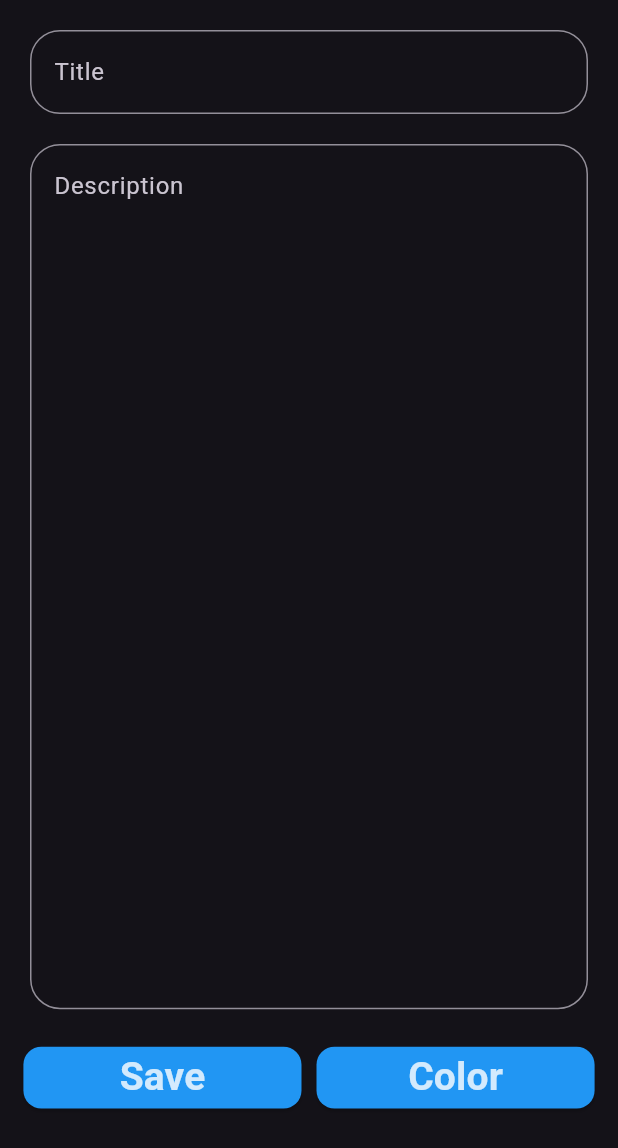
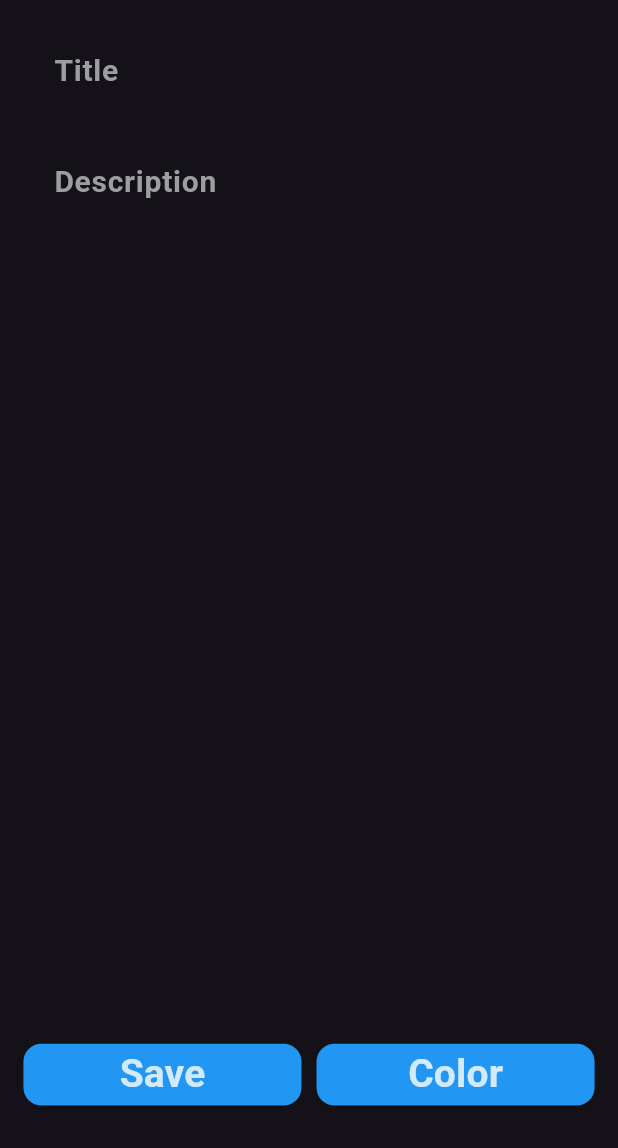
Before and after one commit to abderazak-py/noty_notes, a Flutter app: the screen it shows after launch, after a tap on the "dark mode" icon, after a tap on the "add" icon, on a phone screen of 412 x 824 dp. Shown: the top 1148 px of the screen. Run offline on Flutter 3.47's test engine with Material 3 defaults, Android fonts, the phone set to English and light mode, and no system bars; our stand-ins replace flutter_colorpicker, get, get_storage.

Commit message:
- Update Android app label from "noty_notes" to "Noty Notes" - Update iOS and macOS bundle identifiers from com.example.notyNotes to com.abderazak.notynotes - Refactor note views to use CustomTextField widget - Add language controller and service for localization - Implement LanguageMenu widget for language selection - Load saved language preference on app startup - Add support for multiple languages with fallback locale - Refactor NoteBinding to include LanguageController - Minor UI improvements in AddNoteView and EditNoteView - Add SingleChildScrollView to prevent overflow in note views

```diff
--- a/lib/app/binding/note_binding.dart
+++ b/lib/app/binding/note_binding.dart
@@ -1,15 +1,15 @@
 import 'package:get/get.dart';
+import 'package:noty_notes/app/controllers/language_controller.dart';
 import 'package:noty_notes/app/controllers/note_controller.dart';
 import 'package:noty_notes/app/controllers/theme_controller.dart';
-import 'package:noty_notes/app/services/note_service.dart';
 import 'package:noty_notes/app/services/theme_service.dart';
 
 class NoteBinding extends Bindings {
   @override
   void dependencies() {
-    Get.lazyPut<NoteService>(() => NoteService());
     Get.lazyPut<ThemeService>(() => ThemeService());
     Get.lazyPut<NoteController>(() => NoteController());
     Get.lazyPut<ThemeController>(() => ThemeController());
+    Get.lazyPut<LanguageController>(() => LanguageController());
   }
 }
--- a/lib/app/routes/app_pages.dart
+++ b/lib/app/routes/app_pages.dart
@@ -7,7 +7,11 @@ import 'package:noty_notes/app/views/home_view.dart';
 
 class AppPages {
   static final routes = [
-    GetPage(name: AppRoutes.home, page: () => HomeView(), binding: NoteBinding()),
+    GetPage(
+      name: AppRoutes.home,
+      page: () => HomeView(),
+      binding: NoteBinding(),
+    ),
     GetPage(name: AppRoutes.addNoteView, page: () => AddNoteView()),
     GetPage(name: AppRoutes.editNoteView, page: () => EditNoteView()),
   ];
--- /dev/null
+++ b/lib/app/services/language_service.dart
@@ -0,0 +1,18 @@
+import 'dart:ui';
+import 'package:get/get.dart';
+import 'package:get_storage/get_storage.dart';
+
+class LanguageService extends GetxService {
+  final box = GetStorage();
+
+  Future<void> changeLanguage(String langCode) async {
+    Locale locale = Locale(langCode);
+    Get.updateLocale(locale);
+    await box.write('lang', langCode);
+  }
+
+  String? loadLanguage() {
+    String? lang = box.read('lang') ?? 'en';
+    return lang;
+  }
+}
--- a/lib/app/views/add_note_view.dart
+++ b/lib/app/views/add_note_view.dart
@@ -4,6 +4,7 @@ import 'package:get/get.dart';
 import 'package:noty_notes/app/controllers/note_controller.dart';
 import 'package:noty_notes/app/controllers/theme_controller.dart';
 import 'package:noty_notes/app/models/note_model.dart';
+import 'package:noty_notes/app/views/widgets/custom_text_field.dart';
 
 class AddNoteView extends StatelessWidget {
   const AddNoteView({super.key});
@@ -19,6 +20,7 @@ class AddNoteView extends StatelessWidget {
 
     return Scaffold(
       body: SafeArea(
+        child: SingleChildScrollView(
           child: Column(
             children: [
               Padding(
@@ -28,14 +30,9 @@ class AddNoteView extends StatelessWidget {
                   top: 20,
                   bottom: 10,
                 ),
-              child: TextField(
+                child: CustomTextField(
                   controller: titleController,
-                decoration: InputDecoration(
-                  border: OutlineInputBorder(
-                    borderRadius: BorderRadius.circular(20),
-                  ),
                   hintText: 'title'.tr,
-                ),
                 ),
               ),
               Padding(
@@ -47,15 +44,10 @@ class AddNoteView extends StatelessWidget {
                 ),
                 child: SizedBox(
                   height: MediaQuery.sizeOf(context).height * 0.70,
-                child: TextFormField(
+                  child: CustomTextField(
+                    controller: contentController,
+                    hintText: 'content'.tr,
                     maxLines: 33,
-                  controller: contentController,
-                  decoration: InputDecoration(
-                    border: OutlineInputBorder(
-                      borderRadius: BorderRadius.circular(20),
-                    ),
-                    hintText: 'content'.tr,
-                  ),
                   ),
                 ),
               ),
@@ -173,6 +165,7 @@ class AddNoteView extends StatelessWidget {
             ],
           ),
         ),
+      ),
     );
   }
 }
--- /dev/null
+++ b/lib/app/views/widgets/custom_text_field.dart
@@ -0,0 +1,34 @@
+import 'package:flutter/material.dart';
+
+class CustomTextField extends StatelessWidget {
+  const CustomTextField({
+    super.key,
+    required this.controller,
+    required this.hintText,
+    maxLines,
+  });
+
+  final TextEditingController controller;
+  final int maxLines = 1;
+  final String hintText;
+
+  @override
+  Widget build(BuildContext context) {
+    return TextField(
+      style: TextStyle(fontSize: 20, fontWeight: FontWeight.bold),
+      maxLines: maxLines,
+      controller: controller,
+      decoration: InputDecoration(
+        border: InputBorder.none,
+        hintStyle: TextStyle(
+          fontSize: 20,
+          fontWeight: FontWeight.bold,
+          color: Colors.grey,
+        ),
+        contentPadding: EdgeInsets.symmetric(horizontal: 16, vertical: 12),
+
+        hintText: hintText,
+      ),
+    );
+  }
+}
--- a/lib/main.dart
+++ b/lib/main.dart
@@ -2,12 +2,14 @@ import 'package:flutter/material.dart';
 import 'package:get/get.dart';
 import 'package:noty_notes/app/routes/app_pages.dart';
 import 'package:get_storage/get_storage.dart';
+import 'package:noty_notes/app/services/Language_service.dart';
 import 'package:noty_notes/app/services/note_service.dart';
 import 'package:noty_notes/app/services/theme_service.dart';
 import 'package:noty_notes/app/services/translations.dart';
 
 void main() async {
   await GetStorage.init();
+  Get.put(LanguageService());
   Get.put(NoteService());
   runApp(const MyApp());
 }
@@ -16,10 +18,13 @@ class MyApp extends StatelessWidget {
   const MyApp({super.key});
   @override
   Widget build(BuildContext context) {
+    final languageService = Get.find<LanguageService>();
+    final savedLang = languageService.loadLanguage();
     return GetMaterialApp(
-      title: 'app_title',
+      title: 'Noty Notes',
       translations: AppTranslations(),
-      locale: const Locale('en', 'US'),
+      locale: Locale(savedLang!),
+      fallbackLocale: const Locale('en'),
       theme: ThemeData.light(),
       darkTheme: ThemeData.dark(),
       themeMode: ThemeService().theme,
```
Also changed, not shown: lib/app/controllers/language_controller.dart (added, +14 -0 lines), lib/app/views/edit_note_view.dart (+12 -14 lines), lib/app/views/home_view.dart (+5 -50 lines), lib/app/views/widgets/language_menu.dart (added, +64 -0 lines), 4 other files. Lines whose indentation alone changed are shown as unchanged.
